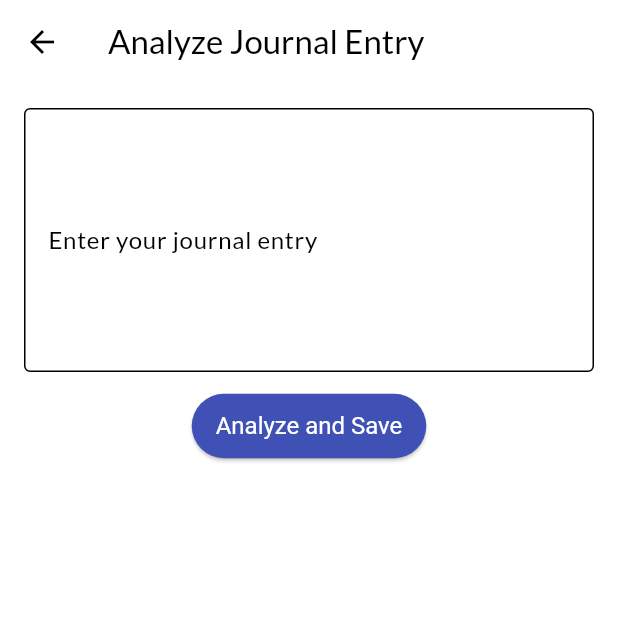
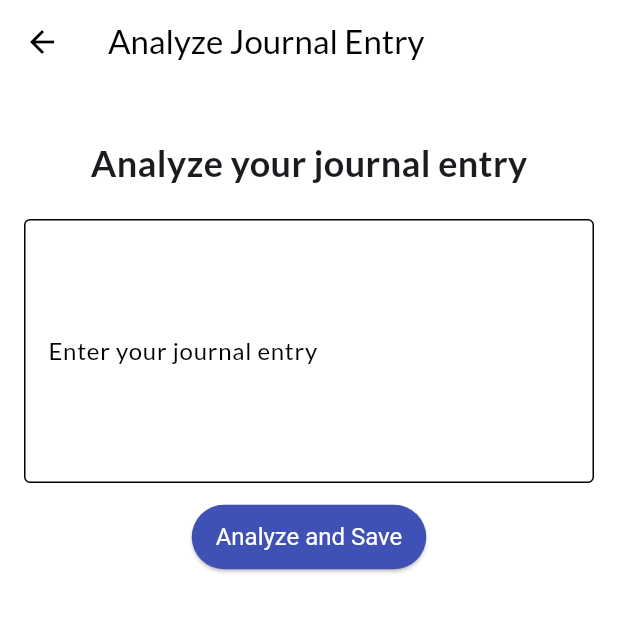
Before and after one commit to hillabrahams/psych_insight_pro-main, a Flutter app: the JournalAnalyzerScreen screen opened directly, on a phone screen of 412 x 824 dp, the top half of it. Run offline on Flutter 3.47's test engine with Material 3 defaults, Android fonts, the phone set to English and light mode, and no system bars; drawn by our look-alikes of loader_overlay; our stand-ins replace awesome_dialog, fl_chart, flutter_tts, google_fonts, shared_preferences, sqflite; accounts and stored records are empty.

Commit message:
added loading animation

```diff
--- a/lib/screens/journal_analyzer_screen.dart
+++ b/lib/screens/journal_analyzer_screen.dart
@@ -13,6 +13,7 @@ import '../models/journal_entry.dart';
 
 import 'package:url_launcher/url_launcher.dart';
 import '../utils/notification_service.dart';
+import 'package:loader_overlay/loader_overlay.dart';
 
 class JournalAnalyzerScreen extends StatefulWidget {
   const JournalAnalyzerScreen({super.key});
@@ -127,11 +128,13 @@ class _JournalAnalyzerScreenState extends State<JournalAnalyzerScreen> {
 
   void _submitText() async {
     final entryInput = _controller.text;
+    context.loaderOverlay.show();
     final result = await analyzeEntry(entryInput);
 
     if (result != null) {
       // final detectedNeglect = isNeglectFuzzy(entryInput);
       // final detectedRepair = isRepairFuzzy(entryInput);
+
       final newEntry = JournalEntry(
         entry_text: entryInput,
         score: result['score'],
@@ -230,6 +233,10 @@ class _JournalAnalyzerScreenState extends State<JournalAnalyzerScreen> {
         print('Error: $e');
       }
       return null;
+    } finally {
+      if (mounted) {
+        context.loaderOverlay.hide();
+      }
     }
   }
 
@@ -272,10 +279,17 @@ class _JournalAnalyzerScreenState extends State<JournalAnalyzerScreen> {
   Widget build(BuildContext context) {
     return Scaffold(
       appBar: AppBar(title: const Text("Analyze Journal Entry")),
-      body: SingleChildScrollView(
+      body: LoaderOverlay(
+        child: SingleChildScrollView(
           padding: const EdgeInsets.all(16.0),
           child: Column(
             children: [
+              const SizedBox(height: 20),
+              const Text(
+                "Analyze your journal entry",
+                style: TextStyle(fontSize: 24, fontWeight: FontWeight.bold),
+              ),
+              const SizedBox(height: 20),
               TextField(
                 controller: _controller,
                 maxLines: 6,
@@ -338,6 +352,7 @@ class _JournalAnalyzerScreenState extends State<JournalAnalyzerScreen> {
             ],
           ),
         ),
+      ),
     );
   }
 }
--- a/pubspec.yaml
+++ b/pubspec.yaml
@@ -57,6 +57,7 @@ dependencies:
   url_launcher: ^6.1.11
 
   shared_preferences: ^2.2.2
+  loader_overlay: ^5.0.0
   #phone_numbers_parser: ^5.0.0
 
 
```
Also changed, not shown: pubspec.lock. Lines whose indentation alone changed are shown as unchanged.
